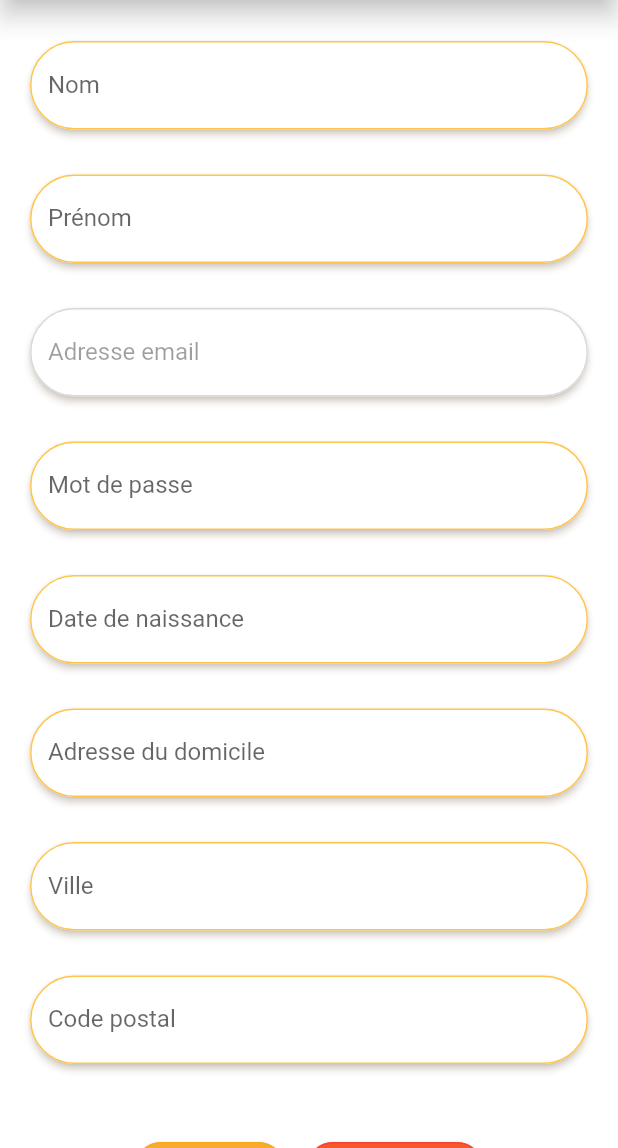
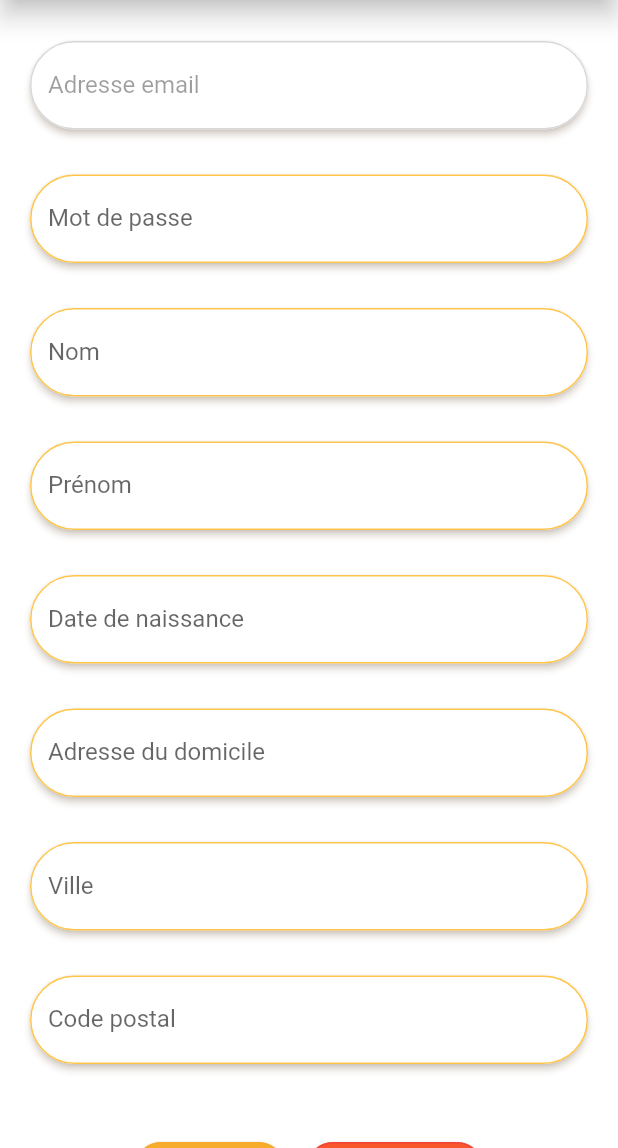
Before and after one commit to MorganeU/Miaged, a Flutter app: the UserProfile screen opened directly, on a phone screen of 412 x 824 dp, the part 88-1236 px from its top. Run offline on Flutter 3.47's test engine with Material 2 defaults, Android fonts, the phone set to English and light mode, and no system bars; our stand-ins replace cloud_firestore, firebase_auth, firebase_core; accounts and stored records are empty.

```diff
--- a/lib/screens/user_profile.dart
+++ b/lib/screens/user_profile.dart
@@ -69,6 +69,60 @@ class _UserProfileState extends State<UserProfile> {
                             const BorderRadius.all(Radius.circular(30.0)),
                         child: TextFormField(
                           decoration: const InputDecoration(
+                              labelText: "Adresse email",
+                              filled: true,
+                              fillColor: Colors.white,
+                              border: OutlineInputBorder(),
+                              disabledBorder: OutlineInputBorder(
+                                  borderSide: BorderSide(
+                                      color: Color.fromRGBO(216, 216, 216, 1)),
+                                  borderRadius:
+                                      BorderRadius.all(Radius.circular(30.0)))),
+                          initialValue: userinfo.email,
+                          onChanged: (value) {
+                            userinfo.email = value;
+                          },
+                          enabled: false,
+                        )),
+                    Material(
+                        elevation: 2.0,
+                        shadowColor: const Color.fromRGBO(235, 215, 193, 1),
+                        color: Colors.transparent,
+                        borderRadius:
+                            const BorderRadius.all(Radius.circular(30.0)),
+                        child: TextFormField(
+                          decoration: const InputDecoration(
+                            labelText: "Mot de passe",
+                            filled: true,
+                            fillColor: Colors.white,
+                            border: OutlineInputBorder(),
+                            enabledBorder: OutlineInputBorder(
+                                borderSide: BorderSide(
+                                    color: Color.fromRGBO(255, 197, 74, 1)),
+                                borderRadius:
+                                    BorderRadius.all(Radius.circular(30.0))),
+                            focusedBorder: OutlineInputBorder(
+                              borderSide: BorderSide(
+                                  color: Color.fromRGBO(255, 197, 74, 1),
+                                  width: 2),
+                              borderRadius:
+                                  BorderRadius.all(Radius.circular(30.0)),
+                            ),
+                          ),
+                          initialValue: userinfo.mdp,
+                          onChanged: (value) {
+                            userinfo.mdp = value;
+                          },
+                          obscureText: true,
+                        )),
+                    Material(
+                        elevation: 2.0,
+                        shadowColor: const Color.fromRGBO(235, 215, 193, 1),
+                        color: Colors.transparent,
+                        borderRadius:
+                            const BorderRadius.all(Radius.circular(30.0)),
+                        child: TextFormField(
+                          decoration: const InputDecoration(
                             labelText: "Nom",
                             filled: true,
                             fillColor: Colors.white,
@@ -120,60 +174,6 @@ class _UserProfileState extends State<UserProfile> {
                           onChanged: (value) {
                             userinfo.name = value;
                           },
-                        )),
-                    Material(
-                        elevation: 2.0,
-                        shadowColor: const Color.fromRGBO(235, 215, 193, 1),
-                        color: Colors.transparent,
-                        borderRadius:
-                            const BorderRadius.all(Radius.circular(30.0)),
-                        child: TextFormField(
-                          decoration: const InputDecoration(
-                              labelText: "Adresse email",
-                              filled: true,
-                              fillColor: Colors.white,
-                              border: OutlineInputBorder(),
-                              disabledBorder: OutlineInputBorder(
-                                  borderSide: BorderSide(
-                                      color: Color.fromRGBO(216, 216, 216, 1)),
-                                  borderRadius:
-                                      BorderRadius.all(Radius.circular(30.0)))),
-                          initialValue: userinfo.email,
-                          onChanged: (value) {
-                            userinfo.email = value;
-                          },
-                          enabled: false,
-                        )),
-                    Material(
-                        elevation: 2.0,
-                        shadowColor: const Color.fromRGBO(235, 215, 193, 1),
-                        color: Colors.transparent,
-                        borderRadius:
-                            const BorderRadius.all(Radius.circular(30.0)),
-                        child: TextFormField(
-                          decoration: const InputDecoration(
-                            labelText: "Mot de passe",
-                            filled: true,
-                            fillColor: Colors.white,
-                            border: OutlineInputBorder(),
-                            enabledBorder: OutlineInputBorder(
-                                borderSide: BorderSide(
-                                    color: Color.fromRGBO(255, 197, 74, 1)),
-                                borderRadius:
-                                    BorderRadius.all(Radius.circular(30.0))),
-                            focusedBorder: OutlineInputBorder(
-                              borderSide: BorderSide(
-                                  color: Color.fromRGBO(255, 197, 74, 1),
-                                  width: 2),
-                              borderRadius:
-                                  BorderRadius.all(Radius.circular(30.0)),
-                            ),
-                          ),
-                          initialValue: userinfo.mdp,
-                          onChanged: (value) {
-                            userinfo.mdp = value;
-                          },
-                          obscureText: true,
                         )),
                     Material(
                         elevation: 2.0,
```
Also changed, not shown: lib/screens/shopping_bag.dart (+66 -26 lines).
